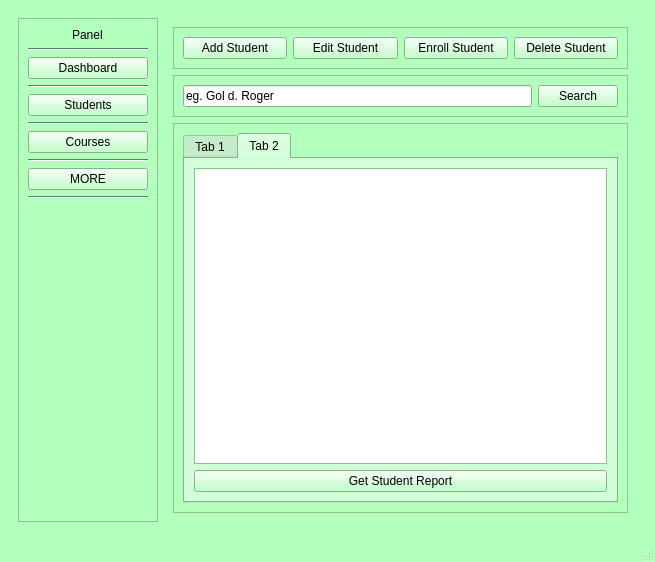
The window that Student_ManagementGUI.ui (Be1l-ai/Student_Management) describes before a commit, drawn with Qt 5.
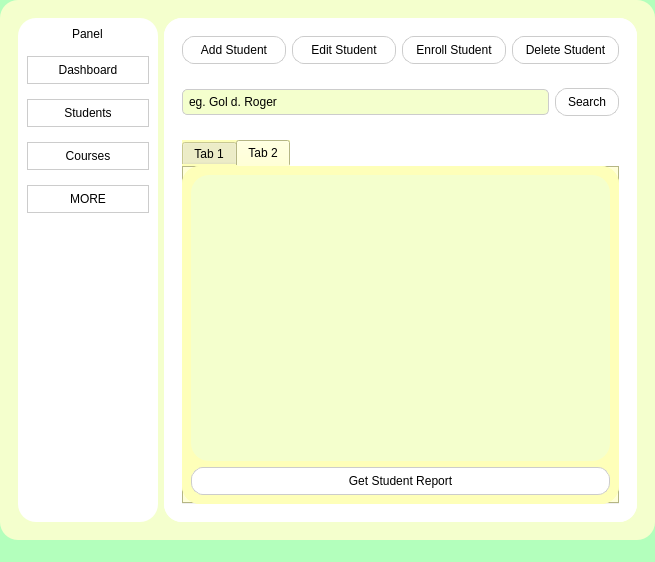
The same window after the commit. The open tabs and pages were chosen to show the change. Icons and pictures are not drawn.

```diff
--- a/Student_ManagementGUI.ui
+++ b/Student_ManagementGUI.ui
@@ -468,11 +468,50 @@
    <string>MainWindow</string>
   </property>
   <property name="windowIcon">
-   <iconset theme="x-office-document"/>
+   <iconset theme="x-office-document">
+    <normaloff>.</normaloff>.</iconset>
+  </property>
+  <property name="styleSheet">
+   <string notr="true">QPushButton {
+	background-color: rgb(255, 255, 255);
+	border: 1px solid #ccc;
+	color: black;
+	border-radius: 8px;
+	padding: 6px 12px;
+	font: 300 9pt &quot;URW Bookman [urw]&quot;;
+}
+QPushButton:hover {
+	background-color: rgb(190, 255, 220);
+}
+QWidget {
+	border-radius: 18px;
+}
+QFrame{
+	border-radius: 18px;
+}
+QLineEdit {
+	border: 1px solid #ccc;
+	border-radius: 5px;
+	background: white;
+	padding: 4px;
+}
+QLabel {
+	font: 600 20pt &quot;URW Bookman [UKWN]&quot;;
+}
+QTableView {
+	background-color: rgb(255, 255, 255);
+}
+QListView{
+	background-color: rgb(255, 255, 255);
+}</string>
   </property>
   <widget class="QWidget" name="centralwidget">
    <property name="autoFillBackground">
-    <bool>true</bool>
+    <bool>false</bool>
+   </property>
+   <property name="styleSheet">
+    <string notr="true">background-color: rgb(244, 255, 205);
+</string>
    </property>
    <layout class="QHBoxLayout" name="horizontalLayout">
     <item>
@@ -590,8 +629,8 @@
       </widget>
       <widget class="QWidget" name="pageMain">
        <layout class="QHBoxLayout" name="horizontalLayout_3">
-        <item alignment="Qt::AlignHCenter">
-         <widget class="QFrame" name="navSpacer">
+        <item>
+         <widget class="QWidget" name="navSpacer" native="true">
           <property name="sizePolicy">
            <sizepolicy hsizetype="Preferred" vsizetype="Preferred">
             <horstretch>1</horstretch>
@@ -610,11 +649,8 @@
             <height>16777215</height>
            </size>
           </property>
-          <property name="frameShape">
-           <enum>QFrame::StyledPanel</enum>
-          </property>
-          <property name="frameShadow">
-           <enum>QFrame::Raised</enum>
+          <property name="styleSheet">
+           <string notr="true">background-color: rgb(255, 255, 255);</string>
           </property>
           <layout class="QVBoxLayout" name="verticalLayout_2">
            <item alignment="Qt::AlignHCenter">
@@ -711,6 +747,10 @@
             <verstretch>4</verstretch>
            </sizepolicy>
           </property>
+          <property name="styleSheet">
+           <string notr="true">background-color: rgb(255, 255, 255);
+</string>
+          </property>
           <property name="currentIndex">
            <number>2</number>
           </property>
@@ -809,6 +849,9 @@
            <layout class="QVBoxLayout" name="verticalLayout_4">
             <item>
              <widget class="QFrame" name="frame_3">
+              <property name="styleSheet">
+               <string notr="true"/>
+              </property>
               <property name="frameShape">
                <enum>QFrame::StyledPanel</enum>
               </property>
@@ -818,6 +861,14 @@
               <layout class="QHBoxLayout" name="horizontalLayout_5">
                <item>
                 <widget class="QPushButton" name="addstudentButton">
+                 <property name="styleSheet">
+                  <string notr="true">	background-color: rgb(255, 255, 255);
+	border: 1px solid #ccc;
+	color: black;
+	border-radius: 12px;
+	padding: 6px 12px;
+	font: 300 9pt &quot;URW Bookman [urw]&quot;;</string>
+                 </property>
                  <property name="text">
                   <string>Add Student</string>
                  </property>
@@ -825,6 +876,14 @@
                </item>
                <item>
                 <widget class="QPushButton" name="editstudentButton">
+                 <property name="styleSheet">
+                  <string notr="true">	background-color: rgb(255, 255, 255);
+	border: 1px solid #ccc;
+	color: black;
+	border-radius: 12px;
+	padding: 6px 12px;
+	font: 300 9pt &quot;URW Bookman [urw]&quot;;</string>
+                 </property>
                  <property name="text">
                   <string>Edit Student</string>
                  </property>
@@ -832,6 +891,14 @@
                </item>
                <item>
                 <widget class="QPushButton" name="enrollstudentButton">
+                 <property name="styleSheet">
+                  <string notr="true">	background-color: rgb(255, 255, 255);
+	border: 1px solid #ccc;
+	color: black;
+	border-radius: 12px;
+	padding: 6px 12px;
+	font: 300 9pt &quot;URW Bookman [urw]&quot;;</string>
+                 </property>
                  <property name="text">
                   <string>Enroll Student</string>
                  </property>
@@ -839,6 +906,14 @@
                </item>
                <item>
                 <widget class="QPushButton" name="deletestudentButton">
+                 <property name="styleSheet">
+                  <string notr="true">	background-color: rgb(255, 255, 255);
+	border: 1px solid #ccc;
+	color: black;
+	border-radius: 12px;
+	padding: 6px 12px;
+	font: 300 9pt &quot;URW Bookman [urw]&quot;;</string>
+                 </property>
                  <property name="text">
                   <string>Delete Student</string>
                  </property>
@@ -849,6 +924,9 @@
             </item>
             <item>
              <widget class="QFrame" name="frame_4">
+              <property name="styleSheet">
+               <string notr="true"/>
+              </property>
               <property name="frameShape">
                <enum>QFrame::StyledPanel</enum>
               </property>
@@ -858,6 +936,10 @@
               <layout class="QHBoxLayout" name="horizontalLayout_6">
                <item>
                 <widget class="QLineEdit" name="searchstudentInput">
+                 <property name="styleSheet">
+                  <string notr="true">background-color: rgb(244, 255, 205);
+</string>
+                 </property>
                  <property name="text">
                   <string>eg. Gol d. Roger</string>
                  </property>
@@ -865,6 +947,14 @@
                </item>
                <item>
                 <widget class="QPushButton" name="searchstudentButton">
+                 <property name="styleSheet">
+                  <string notr="true">	background-color: rgb(255, 255, 255);
+	border: 1px solid #ccc;
+	color: black;
+	border-radius: 12px;
+	padding: 6px 12px;
+	font: 300 9pt &quot;URW Bookman [urw]&quot;;</string>
+                 </property>
                  <property name="text">
                   <string>Search</string>
                  </property>
@@ -875,6 +965,9 @@
             </item>
             <item>
              <widget class="QFrame" name="frame_5">
+              <property name="styleSheet">
+               <string notr="true"/>
+              </property>
               <property name="frameShape">
                <enum>QFrame::StyledPanel</enum>
               </property>
@@ -884,6 +977,9 @@
               <layout class="QHBoxLayout" name="horizontalLayout_7">
                <item>
                 <widget class="QTabWidget" name="studentTabs">
+                 <property name="styleSheet">
+                  <string notr="true">background-color: rgb(254, 255, 185);</string>
+                 </property>
                  <property name="currentIndex">
                   <number>0</number>
                  </property>
@@ -903,10 +999,23 @@
                   </attribute>
                   <layout class="QVBoxLayout" name="verticalLayout_6">
                    <item>
-                    <widget class="QListView" name="studentreportList"/>
+                    <widget class="QListView" name="studentreportList">
+                     <property name="styleSheet">
+                      <string notr="true">background-color: rgb(244, 255, 205);
+</string>
+                     </property>
+                    </widget>
                    </item>
                    <item>
                     <widget class="QPushButton" name="getstudentreportButton">
+                     <property name="styleSheet">
+                      <string notr="true">	background-color: rgb(255, 255, 255);
+	border: 1px solid #ccc;
+	color: black;
+	border-radius: 12px;
+	padding: 6px 12px;
+	font: 300 9pt &quot;URW Bookman [urw]&quot;;</string>
+                     </property>
                      <property name="text">
                       <string>Get Student Report</string>
                      </property>
```
Left out of the diff: 287 changed lines with no effect on the pictures.
